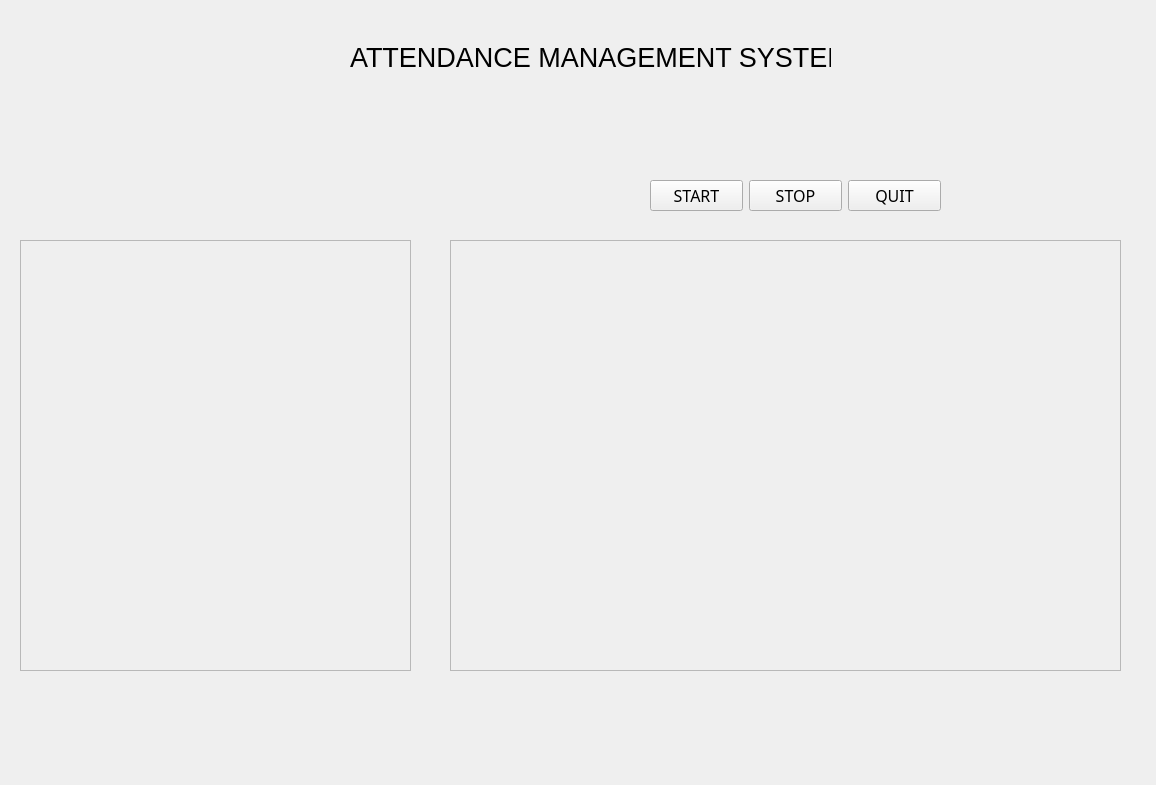
yosagaf/attendance-system-upec, file gui.ui: the form before one commit.
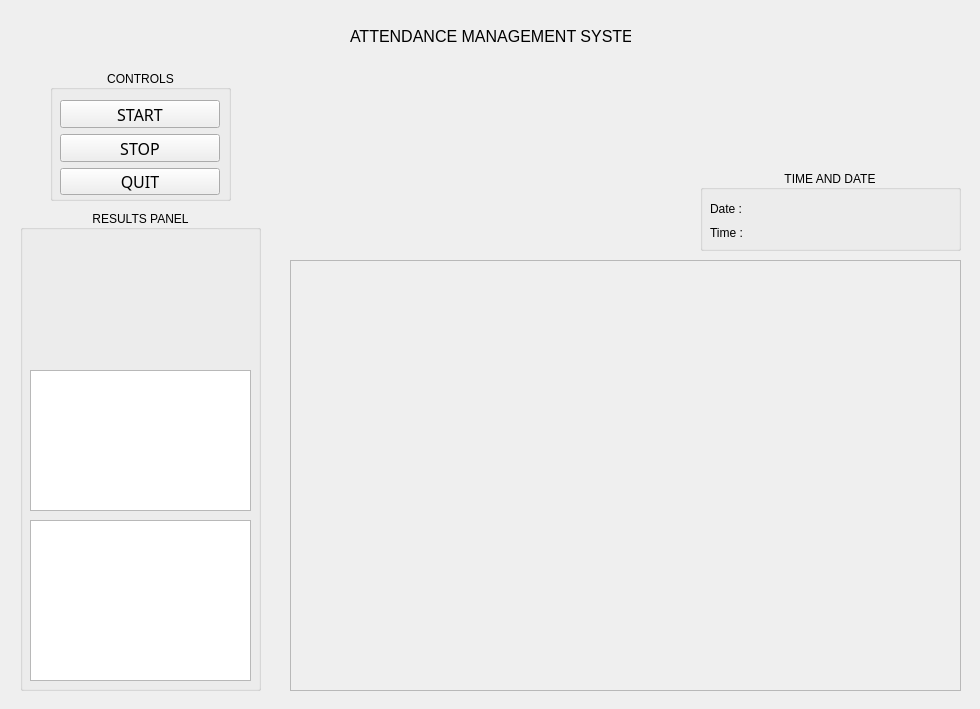
The form after the commit.

Commit message: adding time and date

Diff of the .ui file:
```diff
--- a/gui.ui
+++ b/gui.ui
@@ -6,94 +6,19 @@
    <rect>
     <x>0</x>
     <y>0</y>
-    <width>1156</width>
-    <height>785</height>
+    <width>980</width>
+    <height>709</height>
    </rect>
   </property>
   <property name="windowTitle">
    <string>MainWindow</string>
   </property>
   <widget class="QWidget" name="centralWidget">
-   <widget class="QWidget" name="horizontalLayoutWidget">
-    <property name="geometry">
-     <rect>
-      <x>650</x>
-      <y>180</y>
-      <width>291</width>
-      <height>31</height>
-     </rect>
-    </property>
-    <layout class="QHBoxLayout" name="horizontalLayout">
-     <item>
-      <widget class="QPushButton" name="start_pushbutton">
-       <property name="font">
-        <font>
-         <family>Adobe Jenson Pro Lt Disp</family>
-         <pointsize>12</pointsize>
-        </font>
-       </property>
-       <property name="text">
-        <string>START</string>
-       </property>
-      </widget>
-     </item>
-     <item>
-      <widget class="QPushButton" name="stop_pushbutton">
-       <property name="font">
-        <font>
-         <family>Adobe Jenson Pro Lt Disp</family>
-         <pointsize>12</pointsize>
-        </font>
-       </property>
-       <property name="text">
-        <string>STOP</string>
-       </property>
-      </widget>
-     </item>
-     <item>
-      <widget class="QPushButton" name="quit_pushbutton">
-       <property name="font">
-        <font>
-         <family>Adobe Jenson Pro Lt Disp</family>
-         <pointsize>12</pointsize>
-        </font>
-       </property>
-       <property name="text">
-        <string>QUIT</string>
-       </property>
-      </widget>
-     </item>
-    </layout>
-   </widget>
-   <widget class="QWidget" name="verticalLayoutWidget">
-    <property name="geometry">
-     <rect>
-      <x>350</x>
-      <y>40</y>
-      <width>481</width>
-      <height>34</height>
-     </rect>
-    </property>
-    <layout class="QVBoxLayout" name="verticalLayout">
-     <item>
-      <widget class="QLabel" name="label">
-       <property name="font">
-        <font>
-         <pointsize>20</pointsize>
-        </font>
-       </property>
-       <property name="text">
-        <string>ATTENDANCE MANAGEMENT SYSTEM</string>
-       </property>
-      </widget>
-     </item>
-    </layout>
-   </widget>
    <widget class="QFrame" name="display_video_frame">
     <property name="geometry">
      <rect>
-      <x>450</x>
-      <y>240</y>
+      <x>290</x>
+      <y>260</y>
       <width>671</width>
       <height>431</height>
      </rect>
@@ -118,33 +43,206 @@
      </property>
     </widget>
    </widget>
-   <widget class="QFrame" name="display_statistics_frame">
+   <widget class="QLabel" name="label">
+    <property name="geometry">
+     <rect>
+      <x>350</x>
+      <y>20</y>
+      <width>281</width>
+      <height>32</height>
+     </rect>
+    </property>
+    <property name="font">
+     <font>
+      <pointsize>12</pointsize>
+     </font>
+    </property>
+    <property name="text">
+     <string>ATTENDANCE MANAGEMENT SYSTEM</string>
+    </property>
+   </widget>
+   <widget class="QGroupBox" name="grou_box_controls">
+    <property name="geometry">
+     <rect>
+      <x>50</x>
+      <y>70</y>
+      <width>181</width>
+      <height>131</height>
+     </rect>
+    </property>
+    <property name="layoutDirection">
+     <enum>Qt::LeftToRight</enum>
+    </property>
+    <property name="title">
+     <string>CONTROLS</string>
+    </property>
+    <property name="alignment">
+     <set>Qt::AlignCenter</set>
+    </property>
+    <widget class="QWidget" name="verticalLayoutWidget_2">
+     <property name="geometry">
+      <rect>
+       <x>10</x>
+       <y>30</y>
+       <width>160</width>
+       <height>95</height>
+      </rect>
+     </property>
+     <layout class="QVBoxLayout" name="verticalLayout_2">
+      <item>
+       <widget class="QPushButton" name="start_pushbutton">
+        <property name="font">
+         <font>
+          <family>Adobe Jenson Pro Lt Disp</family>
+          <pointsize>12</pointsize>
+         </font>
+        </property>
+        <property name="text">
+         <string>START</string>
+        </property>
+       </widget>
+      </item>
+      <item>
+       <widget class="QPushButton" name="stop_pushbutton">
+        <property name="font">
+         <font>
+          <family>Adobe Jenson Pro Lt Disp</family>
+          <pointsize>12</pointsize>
+         </font>
+        </property>
+        <property name="text">
+         <string>STOP</string>
+        </property>
+       </widget>
+      </item>
+      <item>
+       <widget class="QPushButton" name="quit_pushbutton">
+        <property name="font">
+         <font>
+          <family>Adobe Jenson Pro Lt Disp</family>
+          <pointsize>12</pointsize>
+         </font>
+        </property>
+        <property name="text">
+         <string>QUIT</string>
+        </property>
+       </widget>
+      </item>
+     </layout>
+    </widget>
+   </widget>
+   <widget class="QGroupBox" name="group_box_results_panel">
     <property name="geometry">
      <rect>
       <x>20</x>
-      <y>240</y>
-      <width>391</width>
-      <height>431</height>
+      <y>210</y>
+      <width>241</width>
+      <height>481</height>
      </rect>
     </property>
-    <property name="frameShape">
-     <enum>QFrame::StyledPanel</enum>
+    <property name="title">
+     <string>RESULTS PANEL</string>
     </property>
-    <property name="frameShadow">
-     <enum>QFrame::Raised</enum>
+    <property name="alignment">
+     <set>Qt::AlignCenter</set>
     </property>
     <widget class="QLabel" name="display_statistics_label">
      <property name="geometry">
       <rect>
        <x>10</x>
-       <y>10</y>
-       <width>371</width>
-       <height>411</height>
+       <y>30</y>
+       <width>221</width>
+       <height>111</height>
       </rect>
      </property>
      <property name="text">
       <string/>
      </property>
+    </widget>
+    <widget class="QListWidget" name="listWidget">
+     <property name="geometry">
+      <rect>
+       <x>10</x>
+       <y>160</y>
+       <width>221</width>
+       <height>141</height>
+      </rect>
+     </property>
+    </widget>
+    <widget class="QTableView" name="tableView">
+     <property name="geometry">
+      <rect>
+       <x>10</x>
+       <y>310</y>
+       <width>221</width>
+       <height>161</height>
+      </rect>
+     </property>
+    </widget>
+   </widget>
+   <widget class="QGroupBox" name="groupBox">
+    <property name="geometry">
+     <rect>
+      <x>700</x>
+      <y>170</y>
+      <width>261</width>
+      <height>81</height>
+     </rect>
+    </property>
+    <property name="title">
+     <string>TIME AND DATE</string>
+    </property>
+    <property name="alignment">
+     <set>Qt::AlignCenter</set>
+    </property>
+    <widget class="QWidget" name="gridLayoutWidget">
+     <property name="geometry">
+      <rect>
+       <x>10</x>
+       <y>30</y>
+       <width>241</width>
+       <height>42</height>
+      </rect>
+     </property>
+     <layout class="QGridLayout" name="gridLayout">
+      <item row="2" column="0">
+       <widget class="QLabel" name="description_text_time">
+        <property name="text">
+         <string>Time :</string>
+        </property>
+       </widget>
+      </item>
+      <item row="0" column="0">
+       <widget class="QLabel" name="description_text_date">
+        <property name="text">
+         <string>Date :</string>
+        </property>
+       </widget>
+      </item>
+      <item row="2" column="1">
+       <widget class="QLabel" name="time_label">
+        <property name="layoutDirection">
+         <enum>Qt::LeftToRight</enum>
+        </property>
+        <property name="text">
+         <string/>
+        </property>
+       </widget>
+      </item>
+      <item row="0" column="1">
+       <widget class="QLabel" name="date_label">
+        <property name="layoutDirection">
+         <enum>Qt::LeftToRight</enum>
+        </property>
+        <property name="text">
+         <string/>
+        </property>
+        <property name="alignment">
+         <set>Qt::AlignCenter</set>
+        </property>
+       </widget>
+      </item>
+     </layout>
     </widget>
    </widget>
   </widget>
```
The commit also changes 3 other files.
